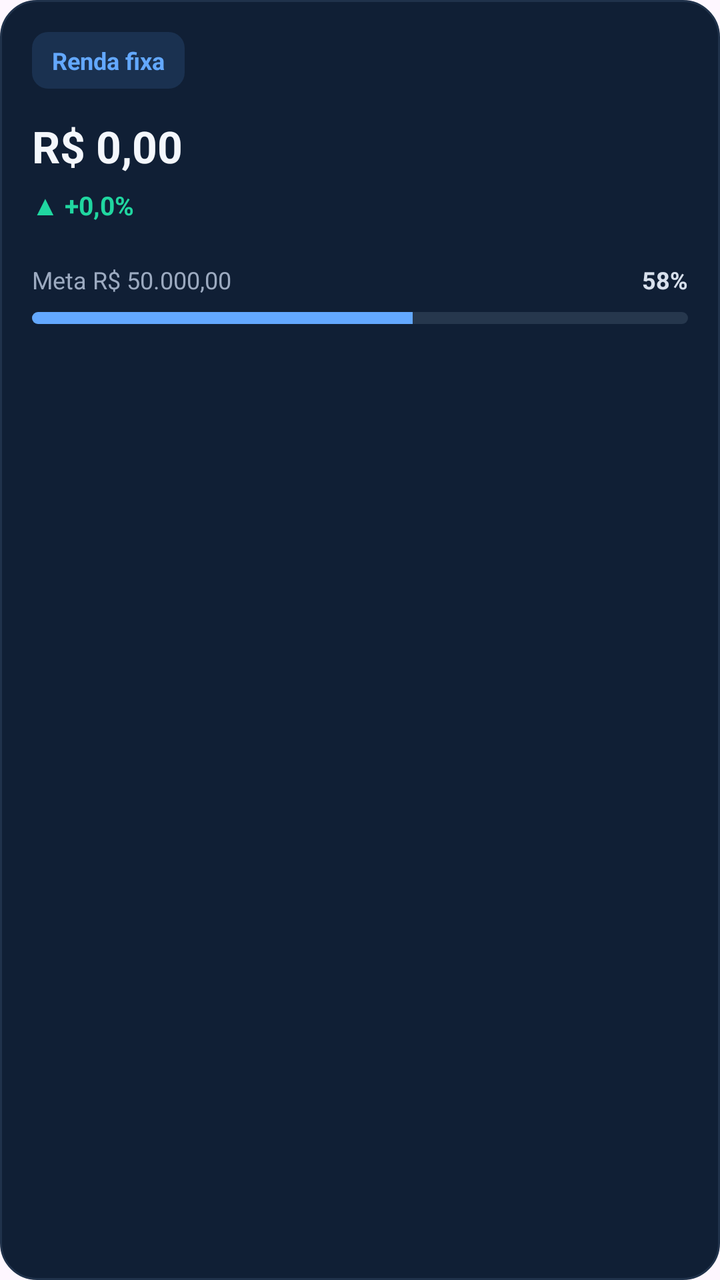
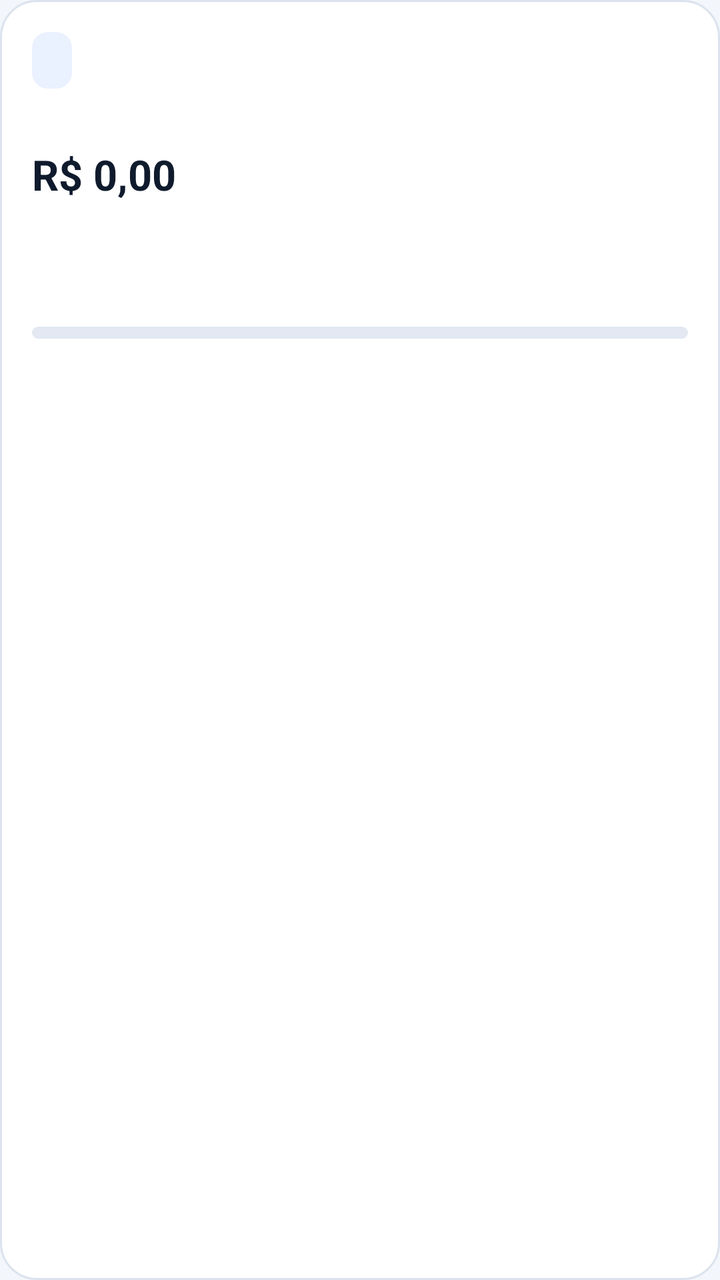

Screens rendered from an Android XML layout before and after an edit, with the pre-edit source and the edit as a unified diff.
<!-- AndroidManifest.xml: application theme Theme.AccurancyMobileApp -->
<!-- res/layout/item_wallet.xml -->
<?xml version="1.0" encoding="utf-8"?>
<LinearLayout
    xmlns:android="http://schemas.android.com/apk/res/android"
    android:layout_width="match_parent"
    android:layout_height="wrap_content"
    android:background="@drawable/bg_carteira_item"
    android:orientation="vertical"
    android:padding="16dp">

    
    <TextView
        android:id="@+id/tvNomeCarteira"
        android:layout_width="wrap_content"
        android:layout_height="wrap_content"
        android:background="@drawable/bg_tag_carteira"
        android:paddingStart="10dp"
        android:paddingTop="6dp"
        android:paddingEnd="10dp"
        android:paddingBottom="6dp"
        android:text="Renda fixa"
        android:textColor="#63A8FF"
        android:textSize="12sp"
        android:textStyle="bold"/>

    
    <TextView
        android:id="@+id/tvSaldoCarteira"
        android:layout_width="match_parent"
        android:layout_height="wrap_content"
        android:layout_marginTop="14dp"
        android:text="R$ 0,00"
        android:textColor="#F4F7FC"
        android:textSize="22sp"
        android:textStyle="bold"/>

    
    <TextView
        android:id="@+id/tvRendimentoCarteira"
        android:layout_width="match_parent"
        android:layout_height="wrap_content"
        android:layout_marginTop="6dp"
        android:text="▲ +0,0%"
        android:textColor="#20D6A0"
        android:textSize="13sp"
        android:textStyle="bold"/>

    
    <LinearLayout
        android:layout_width="match_parent"
        android:layout_height="wrap_content"
        android:layout_marginTop="20dp"
        android:gravity="center_vertical"
        android:orientation="horizontal">

        <TextView
            android:id="@+id/tvMetaCarteira"
            android:layout_width="0dp"
            android:layout_height="wrap_content"
            android:layout_weight="1"
            android:text="Meta R$ 50.000,00"
            android:textColor="#9CAAC0"
            android:textSize="12sp"/>

        <TextView
            android:id="@+id/tvProgressoCarteira"
            android:layout_width="wrap_content"
            android:layout_height="wrap_content"
            android:text="58%"
            android:textColor="#D8E0EC"
            android:textSize="12sp"
            android:textStyle="bold"/>

        <TextView
            android:id="@+id/tvCarteiraSemMeta"
            android:layout_width="match_parent"
            android:layout_height="wrap_content"
            android:text="Carteira sem meta"
            android:gravity="center"
            android:visibility="gone"
            android:textColor="@color/text_primary"
            android:textSize="12sp"/>

    </LinearLayout>


    <ProgressBar
        android:id="@+id/progressoMetaCarteira"
        style="?android:attr/progressBarStyleHorizontal"
        android:layout_width="match_parent"
        android:layout_height="6dp"
        android:layout_marginTop="8dp"
        android:max="100"
        android:progress="58"
        android:progressDrawable="@drawable/progresso_carteira"/>

</LinearLayout>
<!-- resources referenced by this layout -->
<resources>
  <color name="text_primary">#FFF1F5F9</color>
  <!-- drawable bg_carteira_item (drawable) -->
  <?xml version="1.0" encoding="utf-8"?>
  <shape xmlns:android="http://schemas.android.com/apk/res/android">
  
      <solid android:color="#101F35"/>
  
      <corners android:radius="18dp"/>
  
      <stroke
          android:width="1dp"
          android:color="#20324B"/>
  
  </shape>
  <!-- drawable bg_tag_carteira (drawable) -->
  <?xml version="1.0" encoding="utf-8"?>
  <shape xmlns:android="http://schemas.android.com/apk/res/android">
  
      <solid android:color="#1A3150"/>
  
      <corners android:radius="8dp"/>
  
  </shape>
  <!-- drawable progresso_carteira (drawable) -->
  <?xml version="1.0" encoding="utf-8"?>
  <layer-list xmlns:android="http://schemas.android.com/apk/res/android">
  
      <item android:id="@android:id/background">
          <shape>
              <solid android:color="#26374D"/>
              <corners android:radius="8dp"/>
          </shape>
      </item>
  
      <item android:id="@android:id/progress">
          <clip>
              <shape>
                  <solid android:color="#63A8FF"/>
                  <corners android:radius="8dp"/>
              </shape>
          </clip>
      </item>
  
  </layer-list>
  <style name="Base.Theme.AccurancyMobileApp" parent="Theme.Material3.DayNight.NoActionBar">
          
          
  
      </style>
  <!-- unchanged entries left out for length: 1 -->
</resources>

<!-- the commit's change to res/layout/item_wallet.xml (unified diff, before → after) -->
@@ -4,6 +4,7 @@
     android:layout_width="match_parent"
     android:layout_height="wrap_content"
     android:background="@drawable/bg_carteira_item"
+    android:foreground="?attr/selectableItemBackground"
     android:orientation="vertical"
     android:padding="16dp">
 
@@ -13,42 +14,53 @@
         android:layout_width="wrap_content"
         android:layout_height="wrap_content"
         android:background="@drawable/bg_tag_carteira"
+        android:ellipsize="end"
+        android:maxLines="1"
         android:paddingStart="10dp"
         android:paddingTop="6dp"
         android:paddingEnd="10dp"
         android:paddingBottom="6dp"
-        android:text="Renda fixa"
-        android:textColor="#63A8FF"
+        android:textColor="@color/link"
         android:textSize="12sp"
-        android:textStyle="bold"/>
+        android:textStyle="bold" />
+
+    
+    <TextView
+        android:id="@+id/tvTipoCarteiraItem"
+        android:layout_width="wrap_content"
+        android:layout_height="wrap_content"
+        android:layout_marginTop="8dp"
+        android:textColor="@color/text_secondary"
+        android:textSize="11sp" />
 
     
     <TextView
         android:id="@+id/tvSaldoCarteira"
         android:layout_width="match_parent"
         android:layout_height="wrap_content"
-        android:layout_marginTop="14dp"
+        android:layout_marginTop="6dp"
+        android:ellipsize="end"
+        android:maxLines="1"
         android:text="R$ 0,00"
-        android:textColor="#F4F7FC"
-        android:textSize="22sp"
-        android:textStyle="bold"/>
+        android:textColor="@color/text_primary"
+        android:textSize="21sp"
+        android:textStyle="bold" />
 
     
     <TextView
         android:id="@+id/tvRendimentoCarteira"
         android:layout_width="match_parent"
         android:layout_height="wrap_content"
-        android:layout_marginTop="6dp"
-        android:text="▲ +0,0%"
-        android:textColor="#20D6A0"
+        android:layout_marginTop="4dp"
+        android:textColor="@color/text_secondary"
         android:textSize="13sp"
-        android:textStyle="bold"/>
+        android:textStyle="bold" />
 
     
     <LinearLayout
         android:layout_width="match_parent"
         android:layout_height="wrap_content"
-        android:layout_marginTop="20dp"
+        android:layout_marginTop="16dp"
         android:gravity="center_vertical"
         android:orientation="horizontal">
 
@@ -57,31 +69,27 @@
             android:layout_width="0dp"
             android:layout_height="wrap_content"
             android:layout_weight="1"
-            android:text="Meta R$ 50.000,00"
-            android:textColor="#9CAAC0"
-            android:textSize="12sp"/>
+            android:textColor="@color/text_secondary"
+            android:textSize="12sp" />
 
         <TextView
             android:id="@+id/tvProgressoCarteira"
             android:layout_width="wrap_content"
             android:layout_height="wrap_content"
-            android:text="58%"
-            android:textColor="#D8E0EC"
+            android:textColor="@color/text_primary"
             android:textSize="12sp"
-            android:textStyle="bold"/>
+            android:textStyle="bold" />
 
         <TextView
             android:id="@+id/tvCarteiraSemMeta"
             android:layout_width="match_parent"
             android:layout_height="wrap_content"
-            android:text="Carteira sem meta"
-            android:gravity="center"
-            android:visibility="gone"
-            android:textColor="@color/text_primary"
-            android:textSize="12sp"/>
+            android:text="Sem meta definida"
+            android:textColor="@color/text_secondary"
+            android:textSize="12sp"
+            android:visibility="gone" />
 
     </LinearLayout>
-
 
     <ProgressBar
         android:id="@+id/progressoMetaCarteira"
@@ -90,7 +98,6 @@
         android:layout_height="6dp"
         android:layout_marginTop="8dp"
         android:max="100"
-        android:progress="58"
-        android:progressDrawable="@drawable/progresso_carteira"/>
+        android:progressDrawable="@drawable/progresso_carteira" />
 
 </LinearLayout>
<!-- resource entries referenced after the edit -->
@@ -1,24 +1,26 @@
 <!-- resources referenced by this layout -->
 <resources>
-  <color name="text_primary">#FFF1F5F9</color>
+  <color name="link">#FF1D5BD8</color>
+  <color name="text_primary">#FF0F1B2D</color>
+  <color name="text_secondary">#FF56667E</color>
   <!-- drawable bg_carteira_item (drawable) -->
   <?xml version="1.0" encoding="utf-8"?>
   <shape xmlns:android="http://schemas.android.com/apk/res/android">
   
-      <solid android:color="#101F35"/>
+      <solid android:color="@color/card_background"/>
   
       <corners android:radius="18dp"/>
   
       <stroke
           android:width="1dp"
-          android:color="#20324B"/>
+          android:color="@color/borda"/>
   
   </shape>
   <!-- drawable bg_tag_carteira (drawable) -->
   <?xml version="1.0" encoding="utf-8"?>
   <shape xmlns:android="http://schemas.android.com/apk/res/android">
   
-      <solid android:color="#1A3150"/>
+      <solid android:color="@color/fundo_icone"/>
   
       <corners android:radius="8dp"/>
   
@@ -29,7 +31,7 @@
   
       <item android:id="@android:id/background">
           <shape>
-              <solid android:color="#26374D"/>
+              <solid android:color="@color/trilho"/>
               <corners android:radius="8dp"/>
           </shape>
       </item>
@@ -37,18 +39,55 @@
       <item android:id="@android:id/progress">
           <clip>
               <shape>
-                  <solid android:color="#63A8FF"/>
+                  <solid android:color="@color/link"/>
                   <corners android:radius="8dp"/>
               </shape>
           </clip>
       </item>
   
   </layer-list>
+  <color name="card_background">#FFFFFFFF</color>
+  <color name="borda">#FFDCE3EE</color>
+  <color name="fundo_icone">#FFEAF1FF</color>
+  <color name="trilho">#FFE3E9F2</color>
   <style name="Base.Theme.AccurancyMobileApp" parent="Theme.Material3.DayNight.NoActionBar">
+          <item name="colorPrimary">@color/primary_blue</item>
+          <item name="colorOnPrimary">@color/white</item>
+          <item name="colorPrimaryContainer">@color/superficie_selecionada</item>
+          <item name="colorOnPrimaryContainer">@color/text_primary</item>
+          <item name="colorSecondary">@color/link</item>
+          <item name="colorSurface">@color/card_background</item>
+          <item name="colorOnSurface">@color/text_primary</item>
+          <item name="colorOnSurfaceVariant">@color/text_secondary</item>
+          <item name="colorOnSecondary">@color/white</item>
+          <item name="colorSecondaryContainer">@color/superficie_selecionada</item>
+          <item name="colorOnSecondaryContainer">@color/text_primary</item>
           
-          
-  
+          <item name="colorSurfaceVariant">@color/card_background_2</item>
+          <item name="colorSurfaceContainerLowest">@color/card_background</item>
+          <item name="colorSurfaceContainerLow">@color/card_background</item>
+          <item name="colorSurfaceContainer">@color/card_background_2</item>
+          <item name="colorSurfaceContainerHigh">@color/card_background</item>
+          <item name="colorSurfaceContainerHighest">@color/trilho</item>
+          <item name="colorOutline">@color/borda_forte</item>
+          <item name="colorOutlineVariant">@color/borda</item>
+          <item name="colorError">@color/negativo_destaque</item>
+          <item name="android:colorBackground">@color/bg_deep</item>
+          <item name="android:windowBackground">@color/bg_deep</item>
+          <item name="android:textColorPrimary">@color/text_primary</item>
+          <item name="android:textColorSecondary">@color/text_secondary</item>
+          <item name="android:textColorHint">@color/text_placeholder</item>
+          <item name="android:windowLightStatusBar">@bool/barras_sistema_claras</item>
+          <item name="android:windowLightNavigationBar" tools:targetApi="27">@bool/barras_sistema_claras</item>
       </style>
+  <color name="primary_blue">#FF2563EB</color>
+  <color name="white">#FFFFFFFF</color>
+  <color name="superficie_selecionada">#FFE4EDFD</color>
+  <color name="card_background_2">#FFF1F5FA</color>
+  <color name="borda_forte">#FFC5D0DF</color>
+  <color name="negativo_destaque">#FFD93545</color>
+  <color name="bg_deep">#FFF3F6FB</color>
+  <color name="text_placeholder">#FF8A97AB</color>
   <!-- unchanged entries left out for length: 1 -->
 </resources>
 
